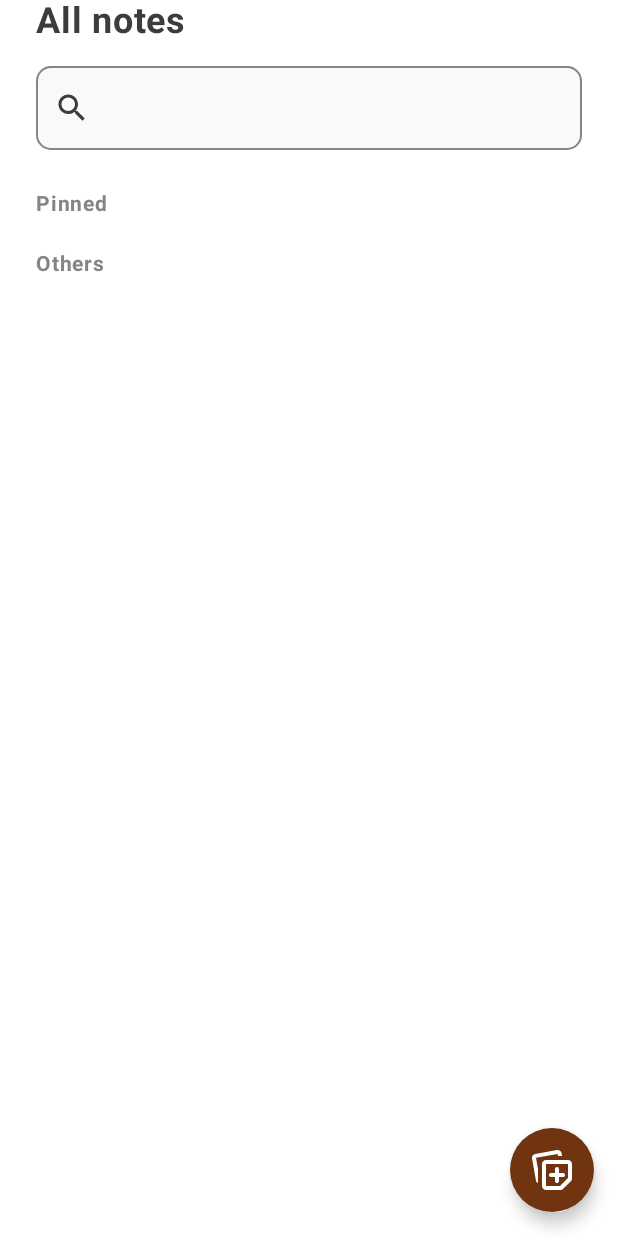
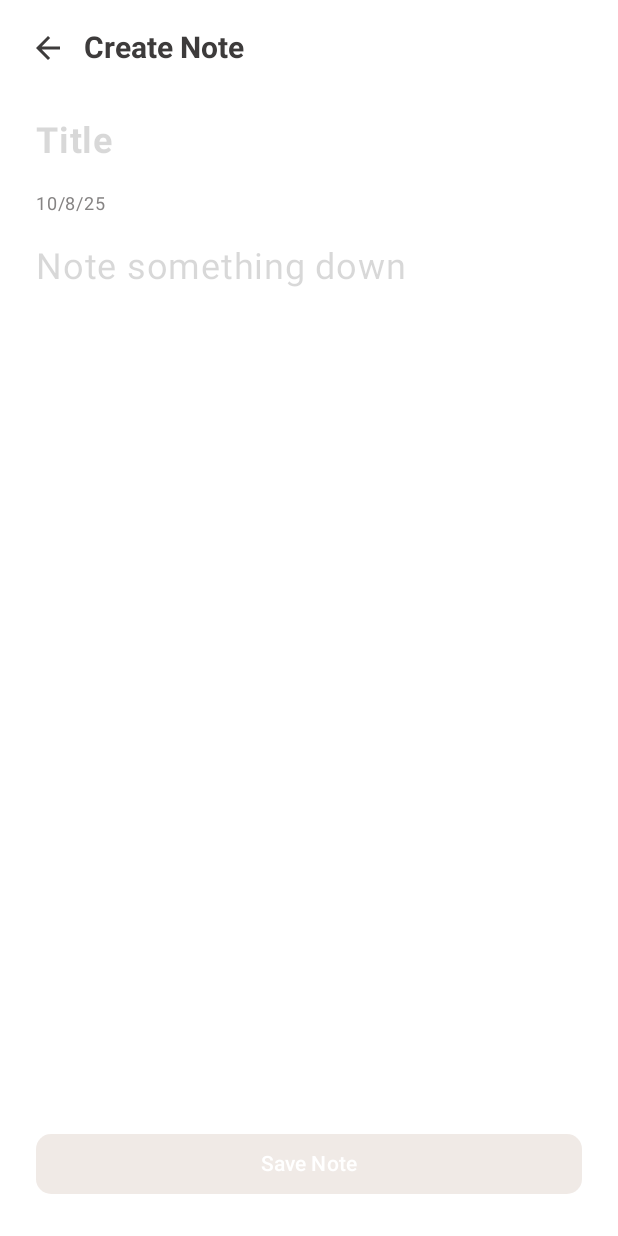
Before and after one commit to arstanrakhmat/clean-note, an Android app built with Jetpack Compose: the screen it shows after launch (MainActivity), on a phone screen of 412 x 824 dp. Run offline under Robolectric (Android 15) with nearby library versions, the phone set to English and light mode, and no system bars.

Commit message:
UI for create note screen

```diff
--- a/app/src/main/java/com/example/suminnotes/presentation/MainActivity.kt
+++ b/app/src/main/java/com/example/suminnotes/presentation/MainActivity.kt
@@ -1,11 +1,10 @@
 package com.example.suminnotes.presentation
 
 import android.os.Bundle
-import android.util.Log
 import androidx.activity.ComponentActivity
 import androidx.activity.compose.setContent
 import androidx.activity.enableEdgeToEdge
-import com.example.suminnotes.presentation.screens.notes.NotesScreen
+import com.example.suminnotes.presentation.screens.creation.CreateNoteScreen
 import com.example.suminnotes.presentation.ui.theme.SuminNotesTheme
 
 class MainActivity : ComponentActivity() {
@@ -14,12 +13,14 @@ class MainActivity : ComponentActivity() {
         enableEdgeToEdge()
         setContent {
             SuminNotesTheme {
-                NotesScreen(onNoteClick = {
-                    Log.d("MainActivity", "onNoteClick: $it")
-                },
-                    onAddNoteClick = {
-                        Log.d("MainActivity", "onAddNoteClicked")
-                    })
+                CreateNoteScreen()
+//                NotesScreen(onNoteClick = {
+//                    Log.d("MainActivity", "onNoteClick: $it")
+//                },
+//                    onAddNoteClick = {
+//                        Log.d("MainActivity", "onAddNoteClicked")
+//                    }
+//                )
             }
         }
     }
--- /dev/null
+++ b/app/src/main/java/com/example/suminnotes/presentation/screens/creation/CreateNoteScreen.kt
@@ -0,0 +1,158 @@
+package com.example.suminnotes.presentation.screens.creation
+
+import androidx.compose.foundation.clickable
+import androidx.compose.foundation.layout.Column
+import androidx.compose.foundation.layout.fillMaxWidth
+import androidx.compose.foundation.layout.padding
+import androidx.compose.foundation.shape.RoundedCornerShape
+import androidx.compose.material.icons.Icons
+import androidx.compose.material.icons.automirrored.filled.ArrowBack
+import androidx.compose.material3.Button
+import androidx.compose.material3.ButtonDefaults
+import androidx.compose.material3.ExperimentalMaterial3Api
+import androidx.compose.material3.Icon
+import androidx.compose.material3.MaterialTheme
+import androidx.compose.material3.Scaffold
+import androidx.compose.material3.Text
+import androidx.compose.material3.TextField
+import androidx.compose.material3.TextFieldDefaults
+import androidx.compose.material3.TopAppBar
+import androidx.compose.material3.TopAppBarDefaults
+import androidx.compose.runtime.Composable
+import androidx.compose.runtime.collectAsState
+import androidx.compose.ui.Modifier
+import androidx.compose.ui.graphics.Color
+import androidx.compose.ui.text.TextStyle
+import androidx.compose.ui.text.font.FontWeight
+import androidx.compose.ui.unit.dp
+import androidx.compose.ui.unit.sp
+import androidx.lifecycle.viewmodel.compose.viewModel
+import com.example.suminnotes.presentation.utils.DateFormatter
+
+@OptIn(ExperimentalMaterial3Api::class)
+@Composable
+fun CreateNoteScreen(
+    modifier: Modifier = Modifier,
+    viewModel: CreateNoteViewModel = viewModel()
+) {
+    val state = viewModel.state.collectAsState()
+    val currentState = state.value
+
+    when (currentState) {
+        is CreateNoteState.Creation -> {
+            Scaffold(
+                modifier = modifier,
+                topBar = {
+                    TopAppBar(
+                        title = {
+                            Text(
+                                text = "Create Note",
+                                fontSize = 20.sp,
+                                fontWeight = FontWeight.Bold,
+                                color = MaterialTheme.colorScheme.onSurface
+                            )
+                        },
+                        colors = TopAppBarDefaults.topAppBarColors(
+                            containerColor = Color.Transparent,
+                            navigationIconContentColor = MaterialTheme.colorScheme.onSurface
+                        ),
+                        navigationIcon = {
+                            Icon(
+                                modifier = Modifier
+                                    .padding(start = 16.dp, end = 8.dp)
+                                    .clickable { viewModel.processCommand(CreateNoteCommand.Back) },
+                                imageVector = Icons.AutoMirrored.Filled.ArrowBack,
+                                contentDescription = "Go back"
+                            )
+                        }
+                    )
+                }
+            ) { innerPadding ->
+                Column(
+                    modifier = modifier.padding(innerPadding)
+                ) {
+                    TextField(
+                        modifier = Modifier
+                            .fillMaxWidth()
+                            .padding(horizontal = 8.dp),
+                        value = currentState.title,
+                        onValueChange = { viewModel.processCommand(CreateNoteCommand.InputTitle(it)) },
+                        colors = TextFieldDefaults.colors(
+                            focusedContainerColor = Color.Transparent,
+                            unfocusedContainerColor = Color.Transparent,
+                            focusedIndicatorColor = Color.Transparent,
+                            unfocusedIndicatorColor = Color.Transparent,
+                        ),
+                        textStyle = TextStyle(
+                            fontSize = 24.sp,
+                            fontWeight = FontWeight.Bold,
+                            color = MaterialTheme.colorScheme.onSurface
+                        ),
+                        placeholder = {
+                            Text(
+                                text = "Title",
+                                fontSize = 24.sp,
+                                fontWeight = FontWeight.Bold,
+                                color = MaterialTheme.colorScheme.onSurface.copy(alpha = 0.2f)
+                            )
+                        }
+                    )
+
+                    Text(
+                        modifier = Modifier.padding(horizontal = 24.dp),
+                        text = DateFormatter.formatCurrentDate(),
+                        fontSize = 12.sp,
+                        color = MaterialTheme.colorScheme.onSurfaceVariant
+                    )
+
+                    TextField(
+                        modifier = Modifier
+                            .fillMaxWidth()
+                            .padding(horizontal = 8.dp)
+                            .weight(1f),
+                        value = currentState.content,
+                        onValueChange = { viewModel.processCommand(CreateNoteCommand.InputContent(it)) },
+                        colors = TextFieldDefaults.colors(
+                            focusedContainerColor = Color.Transparent,
+                            unfocusedContainerColor = Color.Transparent,
+                            focusedIndicatorColor = Color.Transparent,
+                            unfocusedIndicatorColor = Color.Transparent,
+                        ),
+                        textStyle = TextStyle(
+                            fontSize = 16.sp,
+                            color = MaterialTheme.colorScheme.onSurface
+                        ),
+                        placeholder = {
+                            Text(
+                                text = "Note something down",
+                                fontSize = 24.sp,
+                                color = MaterialTheme.colorScheme.onSurface.copy(alpha = 0.2f)
+                            )
+                        }
+                    )
+
+                    Button(
+                        modifier = Modifier
+                            .padding(24.dp)
+                            .fillMaxWidth(),
+                        onClick = { viewModel.processCommand(CreateNoteCommand.Save) },
+                        shape = RoundedCornerShape(10.dp),
+                        enabled = currentState.isSavedEnabled,
+                        colors = ButtonDefaults.buttonColors(
+                            containerColor = MaterialTheme.colorScheme.primary,
+                            disabledContainerColor = MaterialTheme.colorScheme.primary.copy(alpha = 0.1f),
+                            contentColor = MaterialTheme.colorScheme.onPrimary,
+                            disabledContentColor = MaterialTheme.colorScheme.onPrimary
+                        )
+                    ) {
+                        Text(text = "Save Note")
+                    }
+                }
+            }
+        }
+
+        CreateNoteState.Finished -> {
+
+        }
+    }
+}
--- a/app/src/main/java/com/example/suminnotes/presentation/utils/DateFormatter.kt
+++ b/app/src/main/java/com/example/suminnotes/presentation/utils/DateFormatter.kt
@@ -9,6 +9,10 @@ object DateFormatter {
     private val millisInHour = TimeUnit.HOURS.toMillis(1)
     private val millisInDay = TimeUnit.DAYS.toMillis(1)
     private val formatter = SimpleDateFormat.getDateInstance(DateFormat.SHORT)
+
+    fun formatCurrentDate(): String {
+        return formatter.format(System.currentTimeMillis())
+    }
 
     fun formatDateToString(
         timestamp: Long
```
